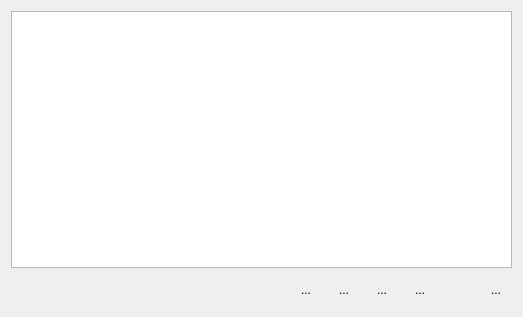
First picture: the form in src/booklistmanagerwidget.ui, repository boussouira/moltaqa, before the edit.
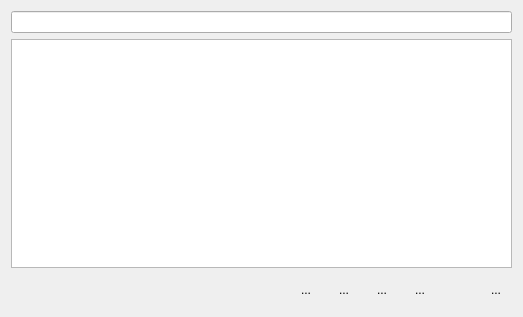
Second picture: the form after the edit. Icons and pictures are not drawn. Custom widgets are drawn as their Qt base class.

```diff
--- a/src/booklistmanagerwidget.ui
+++ b/src/booklistmanagerwidget.ui
@@ -16,16 +16,19 @@
   <property name="layoutDirection">
    <enum>Qt::RightToLeft</enum>
   </property>
-  <layout class="QGridLayout" name="gridLayout">
-   <item row="0" column="0" colspan="2">
+  <layout class="QVBoxLayout" name="verticalLayout">
+   <item>
+    <widget class="FilterLineEdit" name="filterLineEdit"/>
+   </item>
+   <item>
     <widget class="QTreeView" name="treeView">
      <property name="animated">
       <bool>true</bool>
      </property>
     </widget>
    </item>
-   <item row="1" column="0">
-    <layout class="QHBoxLayout" name="horizontalLayout">
+   <item>
+    <layout class="QHBoxLayout" name="horizontalLayout_2">
      <item>
       <widget class="QToolButton" name="toolAddCat">
        <property name="minimumSize">
@@ -69,10 +72,6 @@
        </property>
       </widget>
      </item>
-    </layout>
-   </item>
-   <item row="1" column="1">
-    <layout class="QHBoxLayout" name="horizontalLayout_2">
      <item>
       <widget class="QToolButton" name="toolMoveUp">
        <property name="minimumSize">
@@ -206,6 +205,13 @@
    </item>
   </layout>
  </widget>
+ <customwidgets>
+  <customwidget>
+   <class>FilterLineEdit</class>
+   <extends>QLineEdit</extends>
+   <header>filterlineedit.h</header>
+  </customwidget>
+ </customwidgets>
  <resources>
   <include location="../share/moltaqa-lib/qt_rc.qrc"/>
  </resources>
```
